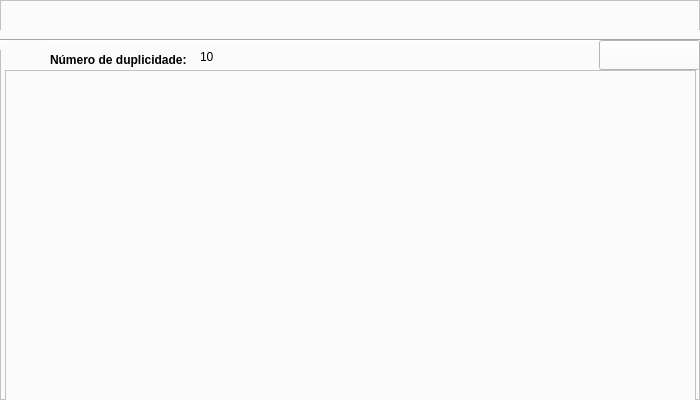
Above: relata-covid/views/reporttable.ui from costascaio/relata-covid before the change. Below: the same form after it.
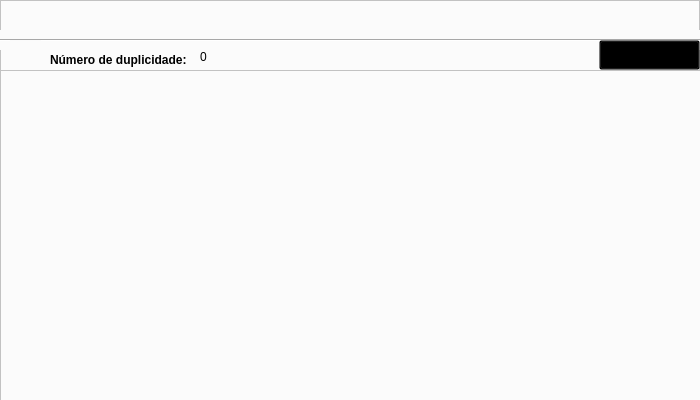
That is the form after the change. Icons and pictures are not drawn.

Commit message: fix(#42): Button Exportar must set transparent background color

The edit to the form file:
```diff
--- a/relata-covid/views/reporttable.ui
+++ b/relata-covid/views/reporttable.ui
@@ -184,7 +184,7 @@
      </font>
     </property>
     <property name="styleSheet">
-     <string notr="true"/>
+     <string notr="true">background: transparent;</string>
     </property>
     <property name="text">
      <string/>
@@ -200,16 +200,6 @@
      </size>
     </property>
    </widget>
-   <widget class="QTableWidget" name="tableReport">
-    <property name="geometry">
-     <rect>
-      <x>5</x>
-      <y>70</y>
-      <width>691</width>
-      <height>331</height>
-     </rect>
-    </property>
-   </widget>
    <widget class="QLabel" name="duplicityicon">
     <property name="geometry">
      <rect>
@@ -256,7 +246,17 @@
 </string>
     </property>
     <property name="text">
-     <string>10</string>
+     <string>0</string>
+    </property>
+   </widget>
+   <widget class="QTableWidget" name="tableReport">
+    <property name="geometry">
+     <rect>
+      <x>0</x>
+      <y>70</y>
+      <width>701</width>
+      <height>331</height>
+     </rect>
     </property>
    </widget>
    <zorder>line</zorder>
```
Left out of the diff: 5 changed lines with no effect on the pictures. The commit also changes 4 other files.
